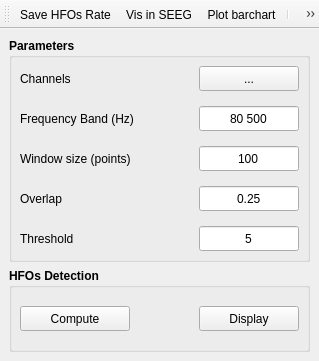
Above: iEEGTool/gui/ui/compute_hfo.ui from ZhengLiu97/iEEGTool before the change. Below: the same form after it.
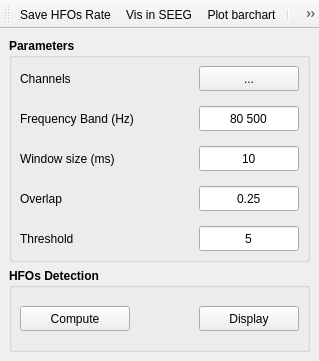
That is the form after the change. Icons and pictures are not drawn.

The edit to the form file:
```diff
--- a/iEEGTool/gui/ui/compute_hfo.ui
+++ b/iEEGTool/gui/ui/compute_hfo.ui
@@ -136,7 +136,7 @@
               </font>
              </property>
              <property name="text">
-              <string>Window size (points)</string>
+              <string>Window size (ms)</string>
              </property>
             </widget>
            </item>
@@ -305,7 +305,7 @@
               <enum>Qt::ClickFocus</enum>
              </property>
              <property name="text">
-              <string>100</string>
+              <string>10</string>
              </property>
              <property name="alignment">
               <set>Qt::AlignCenter</set>
```
